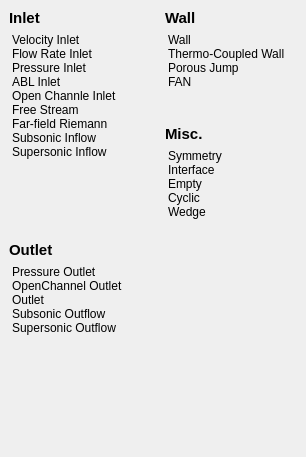
Before: the Qt Designer form view/setup/boundary_conditions/boundary_type_picker.ui in nextfoam/baram, drawn with Qt 5.
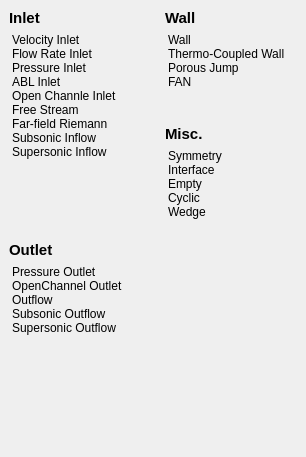
After: the same form once the commit is applied.

```diff
--- a/view/setup/boundary_conditions/boundary_type_picker.ui
+++ b/view/setup/boundary_conditions/boundary_type_picker.ui
@@ -204,7 +204,7 @@
            </item>
            <item>
             <property name="text">
-             <string>Outlet</string>
+             <string>Outflow</string>
             </property>
            </item>
            <item>
```
